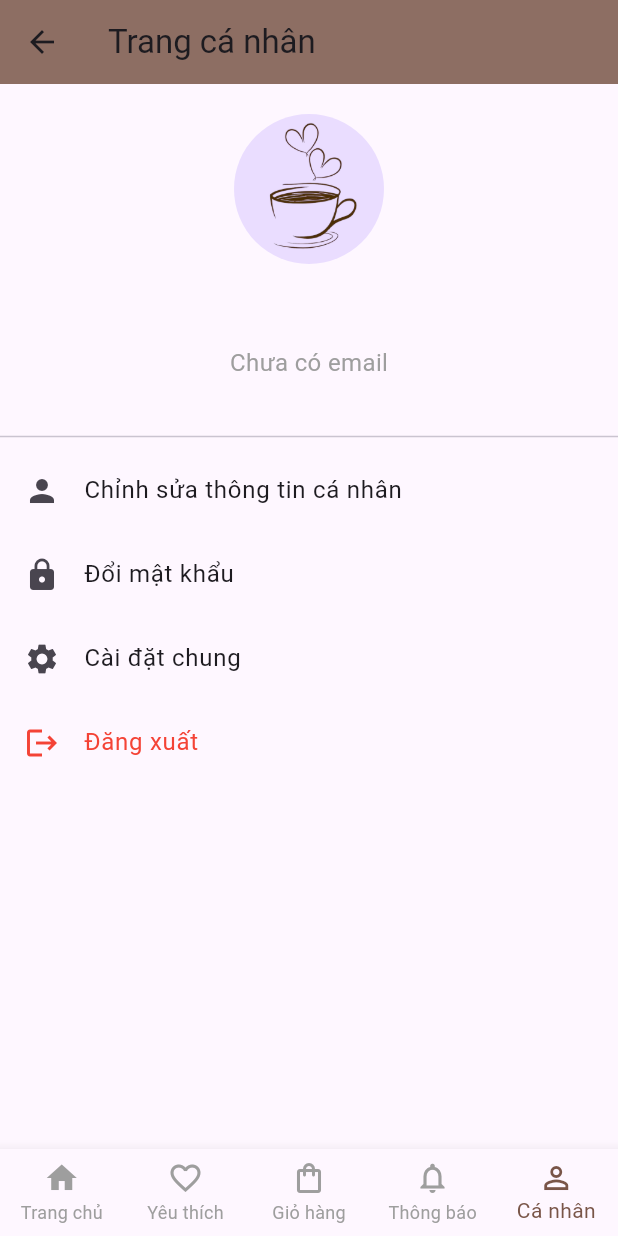
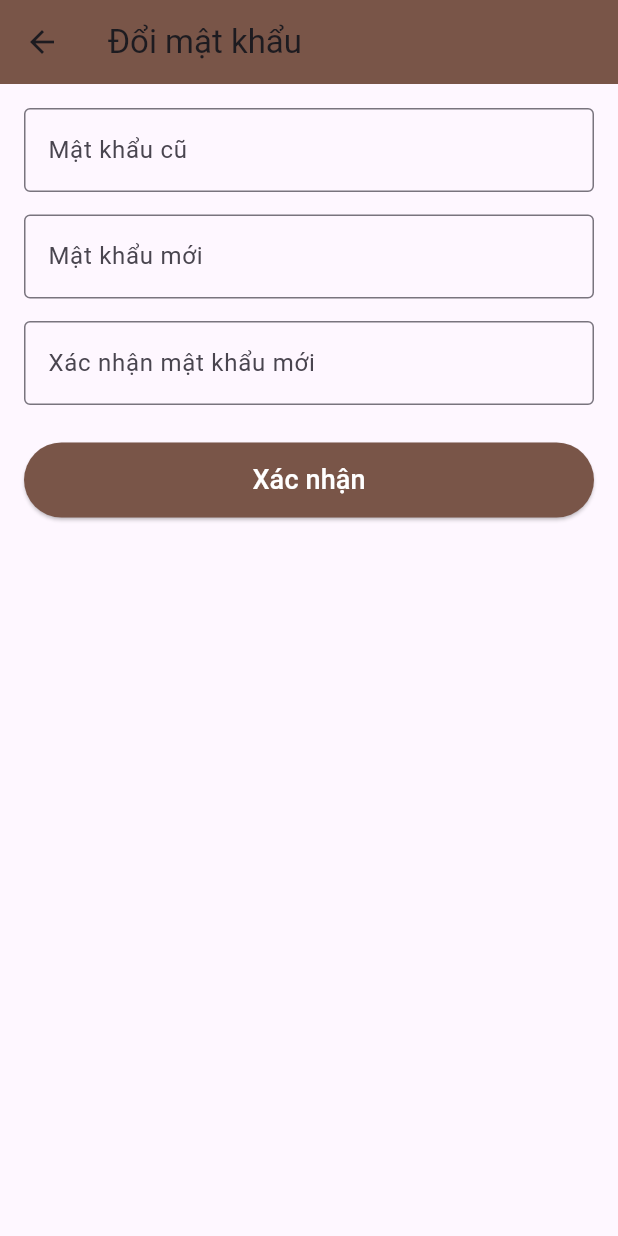
Before and after one commit to DanielLee1712/Coffee-App, a Flutter app: the HomeMain screen opened by its route, item 5 of the bottom bar chosen, after a tap on "Đổi mật khẩu", on a phone screen of 412 x 824 dp. Run offline on Flutter 3.47's test engine with Material 3 defaults, Android fonts, the phone set to English and light mode, and no system bars; our stand-ins replace flutter_slidable, sqflite, sqflite_common_ffi; accounts and stored records are empty.

Commit message:
new update

```diff
--- a/lib/app_router.dart
+++ b/lib/app_router.dart
@@ -1,5 +1,6 @@
 import 'package:first_ui/login/provider/login_provider.dart';
 import 'package:first_ui/personal/personal_screen/personal_screen_main.dart';
+import 'package:first_ui/personal/provider/edit_profile_provider.dart';
 import 'package:first_ui/personal/provider/personal_provider.dart';
 import 'package:flutter/material.dart';
 import 'package:provider/provider.dart';
@@ -24,6 +25,7 @@ class AppRouter {
         ChangeNotifierProvider(create: (_) => HomeConfigProvider()),
         ChangeNotifierProvider(create: (_) => LoginProvider()),
         ChangeNotifierProvider(create: (_) => PersonalProvider()),
+        ChangeNotifierProvider(create: (_) => EditProfileProvider()),
       ],
       child: MaterialApp(
         debugShowCheckedModeBanner: false,
--- a/lib/database/database_helper.dart
+++ b/lib/database/database_helper.dart
@@ -70,8 +70,7 @@ class DatabaseHelper {
             fullname TEXT,
             email TEXT,
             usrName TEXT UNIQUE,
-            password TEXT,
-            avatarPath TEXT
+            password TEXT
           )
         ''');
 
--- a/lib/login/model/users.dart
+++ b/lib/login/model/users.dart
@@ -4,7 +4,6 @@ class Users {
   final String email;
   final String usrName;
   final String password;
-  final String? avatarPath;
 
   Users({
     this.usrId,
@@ -12,7 +11,6 @@ class Users {
     required this.email,
     required this.usrName,
     required this.password,
-    this.avatarPath,
   });
 
   Map<String, dynamic> toMap() {
@@ -22,7 +20,6 @@ class Users {
       'email': email,
       'usrName': usrName,
       'password': password,
-      'avatarPath': avatarPath,
     };
   }
 
@@ -33,7 +30,8 @@ class Users {
       email: map['email'] ?? '',
       usrName: map['usrName'] ?? '',
       password: map['password'] ?? '',
-      avatarPath: map['avatarPath'],
     );
   }
+
+  get fullName => null;
 }
--- /dev/null
+++ b/lib/personal/personal_screen_view.dart/change_password.dart
@@ -0,0 +1,117 @@
+import 'package:flutter/material.dart';
+import 'package:provider/provider.dart';
+import 'package:first_ui/personal/provider/personal_provider.dart';
+
+class ChangePasswordScreen extends StatefulWidget {
+  final String username;
+
+  const ChangePasswordScreen({Key? key, required this.username})
+      : super(key: key);
+
+  @override
+  State<ChangePasswordScreen> createState() => _ChangePasswordScreenState();
+}
+
+class _ChangePasswordScreenState extends State<ChangePasswordScreen> {
+  final _oldPasswordController = TextEditingController();
+  final _newPasswordController = TextEditingController();
+  final _confirmPasswordController = TextEditingController();
+
+  @override
+  Widget build(BuildContext context) {
+    return Scaffold(
+      appBar: AppBar(
+        title: const Text("Đổi mật khẩu"),
+        backgroundColor: Colors.brown,
+      ),
+      body: Padding(
+        padding: const EdgeInsets.all(16),
+        child: Column(
+          children: [
+            TextField(
+              controller: _oldPasswordController,
+              obscureText: true,
+              decoration: const InputDecoration(
+                labelText: "Mật khẩu cũ",
+                border: OutlineInputBorder(),
+              ),
+            ),
+            const SizedBox(height: 15),
+            TextField(
+              controller: _newPasswordController,
+              obscureText: true,
+              decoration: const InputDecoration(
+                labelText: "Mật khẩu mới",
+                border: OutlineInputBorder(),
+              ),
+            ),
+            const SizedBox(height: 15),
+            TextField(
+              controller: _confirmPasswordController,
+              obscureText: true,
+              decoration: const InputDecoration(
+                labelText: "Xác nhận mật khẩu mới",
+                border: OutlineInputBorder(),
+              ),
+            ),
+            const SizedBox(height: 25),
+            Consumer<PersonalProvider>(
+              builder: (context, provider, _) {
+                return ElevatedButton(
+                  onPressed: provider.loading
+                      ? null
+                      : () async {
+                          final oldPassword =
+                              _oldPasswordController.text.trim();
+                          final newPassword =
+                              _newPasswordController.text.trim();
+                          final confirmPassword =
+                              _confirmPasswordController.text.trim();
+
+                          if (newPassword != confirmPassword) {
+                            ScaffoldMessenger.of(context).showSnackBar(
+                              const SnackBar(
+                                  content:
+                                      Text("Mật khẩu xác nhận không khớp!")),
+                            );
+                            return;
+                          }
+
+                          final success = await provider.changePassword(
+                            widget.username,
+                            oldPassword,
+                            newPassword,
+                          );
+
+                          if (!mounted) return;
+
+                          if (success) {
+                            ScaffoldMessenger.of(context).showSnackBar(
+                              const SnackBar(
+                                  content: Text("Đổi mật khẩu thành công!")),
+                            );
+                            Navigator.pop(context, true);
+                          } else {
+                            ScaffoldMessenger.of(context).showSnackBar(
+                              const SnackBar(
+                                  content: Text("Mật khẩu cũ không đúng!")),
+                            );
+                          }
+                        },
+                  style: ElevatedButton.styleFrom(
+                    backgroundColor: Colors.brown,
+                    minimumSize: const Size(double.infinity, 50),
+                  ),
+                  child: provider.loading
+                      ? const CircularProgressIndicator(color: Colors.white)
+                      : const Text("Xác nhận",
+                          style: TextStyle(fontSize: 18, color: Colors.white)),
+                );
+              },
+            ),
+          ],
+        ),
+      ),
+    );
+  }
+}
--- a/lib/personal/personal_screen_view.dart/personal_actions.dart
+++ b/lib/personal/personal_screen_view.dart/personal_actions.dart
@@ -1,4 +1,5 @@
 import 'package:first_ui/login/provider/login_provider.dart';
+import 'package:first_ui/personal/personal_screen_view.dart/change_password.dart';
 import 'package:first_ui/personal/personal_screen_view.dart/edit_profile.dart';
 import 'package:flutter/material.dart';
 import 'package:provider/provider.dart';
@@ -29,7 +30,13 @@ class PersonalActions extends StatelessWidget {
         ListTile(
           leading: const Icon(Icons.lock),
           title: const Text("Đổi mật khẩu"),
-          onTap: () {},
+          onTap: () {
+            Navigator.of(context).push(
+              MaterialPageRoute(
+                builder: (_) => ChangePasswordScreen(username: username),
+              ),
+            );
+          },
         ),
         ListTile(
           leading: const Icon(Icons.settings),
```
Also changed, not shown: lib/login/login_screen/login_screen_main.dart (+57 -2 lines), lib/login/login_screen_view/login_button.dart (+13 -18 lines), lib/login/provider/login_provider.dart (+37 -6 lines), lib/personal/personal_screen_view.dart/edit_profile.dart (+61 -50 lines), lib/personal/provider/edit_profile_provider.dart (added, +67 -0 lines), lib/personal/provider/personal_provider.dart (+26 -0 lines).
